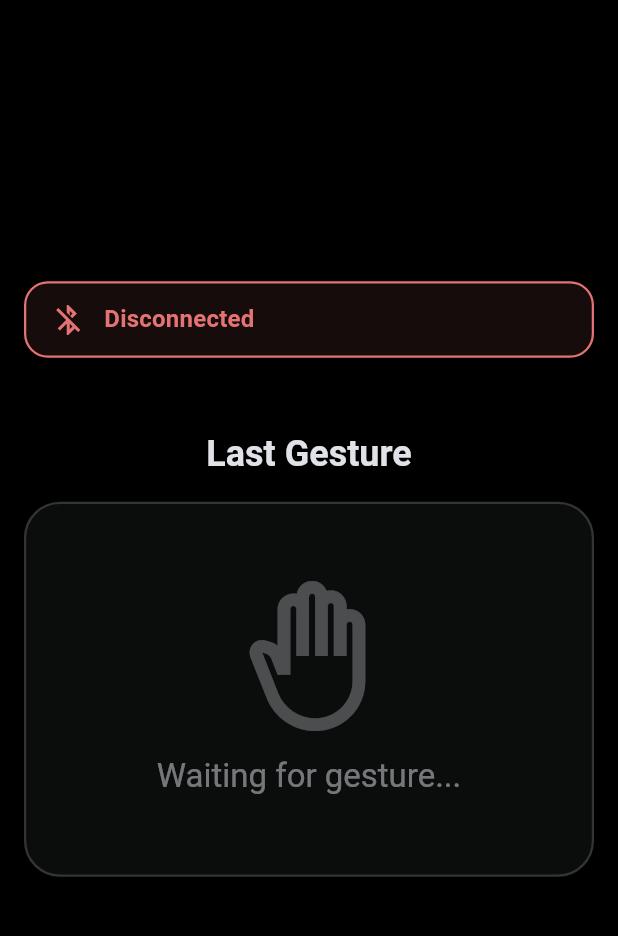
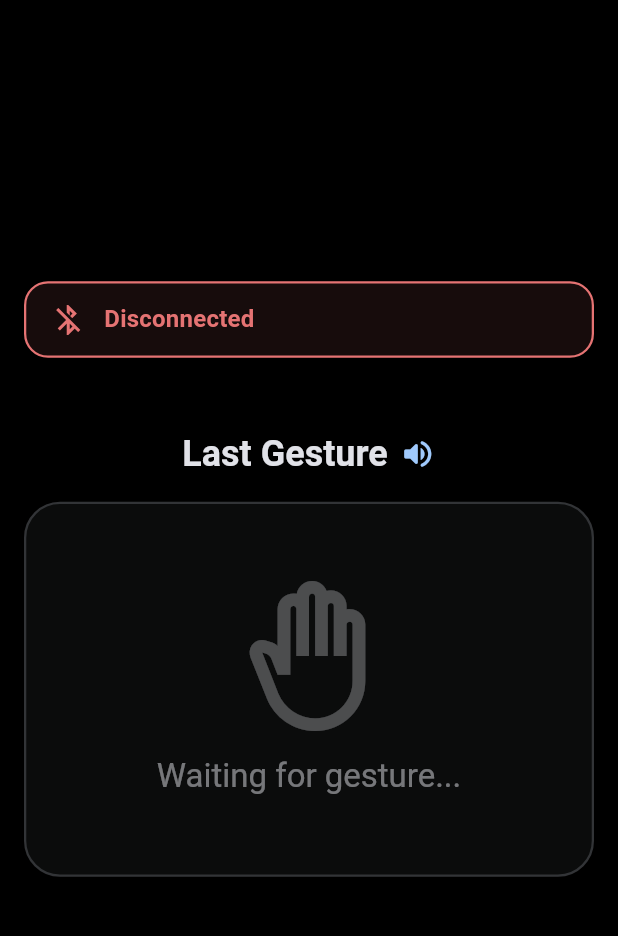
Before and after one commit to Abdul-Raqeeb13/gesture_glove_app, a Flutter app: the screen it shows after launch, on a phone screen of 412 x 824 dp, the part 63-999 px from its top. Run offline on Flutter 3.47's test engine with Material 3 defaults, Android fonts, the phone set to English and light mode, and no system bars; our stand-ins replace flutter_bluetooth_serial, flutter_tts, permission_handler, shared_preferences; generated files the repository leaves out were written again.

Commit message:
Speack words

```diff
--- a/lib/main.dart
+++ b/lib/main.dart
@@ -13,6 +13,10 @@ void main() async {
 
   // Load shared preferences to get saved settings
   SharedPreferences prefs = await SharedPreferences.getInstance();
+
+  // ✅ FORCE ENABLE TTS - THIS IS THE FIX!
+  await prefs.setBool('tts_enabled', true);
+  debugPrint("🔧 MAIN: Force enabled TTS in SharedPreferences");
 
   // --- Create providers that depend on each other ---
   // 1. Create TtsProvider first
--- a/lib/pages/gesture_display_page.dart
+++ b/lib/pages/gesture_display_page.dart
@@ -86,6 +86,19 @@ class GestureDisplayPage extends StatelessWidget {
                         fontWeight: FontWeight.bold,
                       ),
                 ),
+                const SizedBox(width: 8),
+                if (ttsProvider.isTtsEnabled)
+                  Icon(
+                    Icons.volume_up_rounded,
+                    color: colorScheme.primary,
+                    size: 24,
+                  )
+                else
+                  Icon(
+                    Icons.volume_off_rounded,
+                    color: colorScheme.onSurface.withOpacity(0.3),
+                    size: 24,
+                  ),
               ],
             ),
             const SizedBox(height: 16),
@@ -120,11 +133,65 @@ class GestureDisplayPage extends StatelessWidget {
 
             const SizedBox(height: 24),
 
-            // Debug info (optional - remove in production)
+            // Manual Speak Button
             if (!isWaiting && isConnected)
-              Text(
-                "Gesture detected: $gesture",
-                style: Theme.of(context).textTheme.bodySmall,
+              Column(
+                children: [
+                  ElevatedButton.icon(
+                    onPressed: () {
+                      debugPrint("🔘 Manual Speak Button Pressed");
+                      ttsProvider.speak(gesture);
+                    },
+                    icon: Icon(ttsProvider.isTtsEnabled
+                        ? Icons.volume_up_outlined
+                        : Icons.volume_off_outlined),
+                    label: Text(ttsProvider.isTtsEnabled
+                        ? "Speak Again"
+                        : "TTS Disabled"),
+                    style: ElevatedButton.styleFrom(
+                      padding: const EdgeInsets.symmetric(
+                          horizontal: 24, vertical: 12),
+                    ),
+                  ),
+
+                  // Debug Info Panel
+                  const SizedBox(height: 16),
+                  Container(
+                    padding: const EdgeInsets.all(12),
+                    decoration: BoxDecoration(
+                      color: colorScheme.surfaceVariant.withOpacity(0.3),
+                      borderRadius: BorderRadius.circular(8),
+                      border: Border.all(
+                        color: colorScheme.outline.withOpacity(0.3),
+                      ),
+                    ),
+                    child: Column(
+                      crossAxisAlignment: CrossAxisAlignment.start,
+                      children: [
+                        Text(
+                          "Debug Info:",
+                          style:
+                              Theme.of(context).textTheme.labelSmall?.copyWith(
+                                    fontWeight: FontWeight.bold,
+                                  ),
+                        ),
+                        const SizedBox(height: 4),
+                        Text(
+                          "• Gesture: \"$gesture\"",
+                          style: Theme.of(context).textTheme.bodySmall,
+                        ),
+                        Text(
+                          "• TTS Enabled: ${ttsProvider.isTtsEnabled}",
+                          style: Theme.of(context).textTheme.bodySmall,
+                        ),
+                        Text(
+                          "• Connected: $isConnected",
+                          style: Theme.of(context).textTheme.bodySmall,
+                        ),
+                      ],
+                    ),
+                  ),
+                ],
               ),
           ],
         ),
```
Also changed, not shown: lib/providers/bluetooth_provider.dart (+15 -6 lines), lib/providers/tts_provider.dart (+50 -8 lines).
